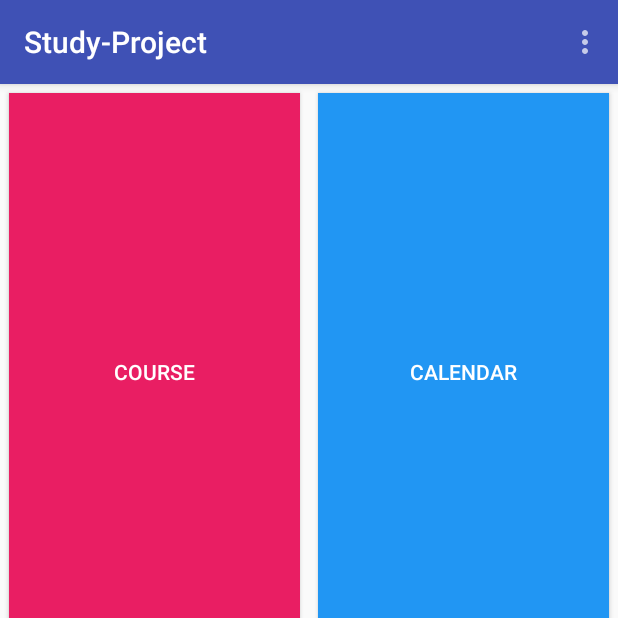
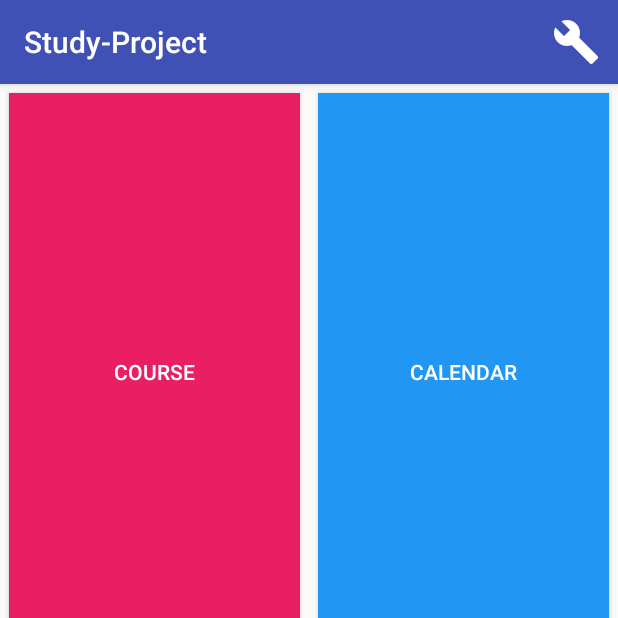
Before and after one commit to Takaikioi/Study-Project, an Android app: the screen it shows after launch (HomeActivity), on a phone screen of 412 x 824 dp, the top half of it. Run offline under Robolectric (Android 15) with nearby library versions, the phone set to English and light mode, and no system bars.

Commit message:
Added spanner icon for settings menu in toolbar.

```diff
--- a/app/src/main/res/layout/activity_home.xml
+++ b/app/src/main/res/layout/activity_home.xml
@@ -15,7 +15,6 @@
             android:id="@+id/tool_bar"
             layout="@layout/tool_bar"
         />
-
     </android.support.design.widget.AppBarLayout>
 
 
--- a/app/src/main/res/layout/tool_bar.xml
+++ b/app/src/main/res/layout/tool_bar.xml
@@ -1,5 +1,6 @@
 <?xml version="1.0" encoding="utf-8"?>
-<android.support.v7.widget.Toolbar xmlns:android="http://schemas.android.com/apk/res/android"
+<android.support.v7.widget.Toolbar
+    xmlns:android="http://schemas.android.com/apk/res/android"
     android:layout_width="match_parent" android:layout_height="wrap_content"
     android:elevation="4dp"
     android:background="@color/colorPrimary"
--- a/app/src/main/res/menu/menu_home.xml
+++ b/app/src/main/res/menu/menu_home.xml
@@ -1,4 +1,5 @@
-<menu xmlns:android="http://schemas.android.com/apk/res/android"
+<menu
+    xmlns:android="http://schemas.android.com/apk/res/android"
     xmlns:app="http://schemas.android.com/apk/res-auto"
     xmlns:tools="http://schemas.android.com/tools"
     tools:context="com.example.takai.study_project.HomeActivity">
@@ -6,6 +7,7 @@
         android:id="@+id/action_settings"
         android:orderInCategory="100"
         android:title="@string/action_settings"
-        app:showAsAction="never"
-        android:onClick="goToSettingsPageFromHome"/>
+        android:icon="@drawable/ic_build_white_24dp"
+        android:onClick="goToSettingsPageFromHome"
+        app:showAsAction="ifRoom" />
 </menu>
```
Also changed, not shown: app/src/main/res/drawable/ic_build_white_24dp.png (added).
